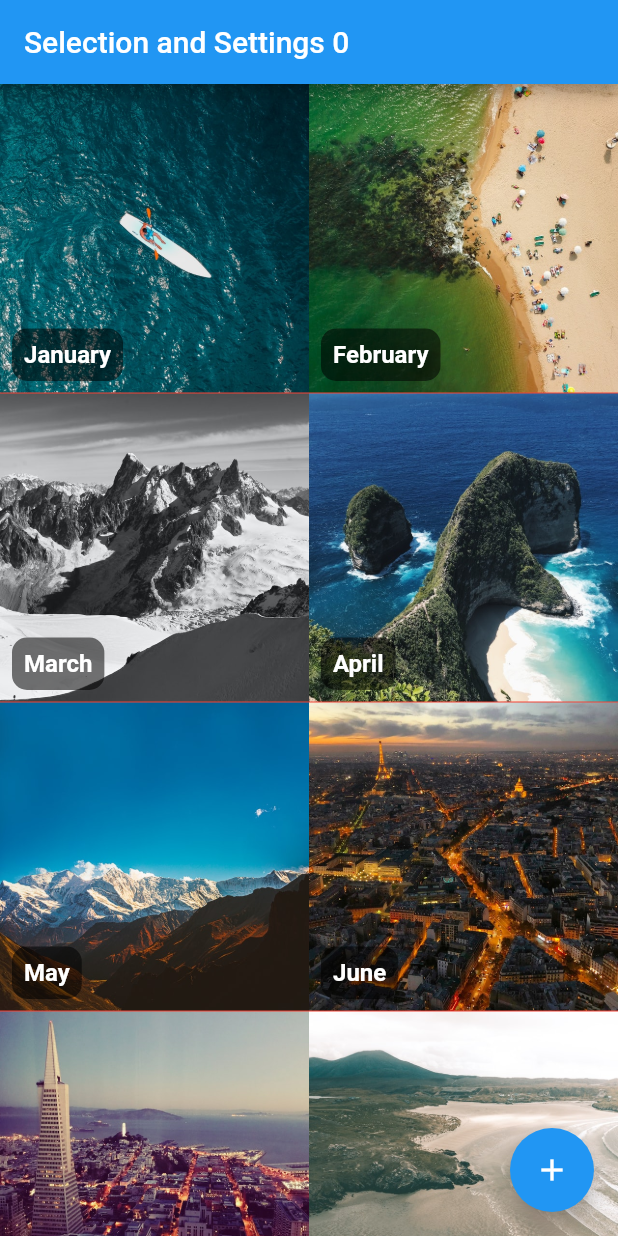
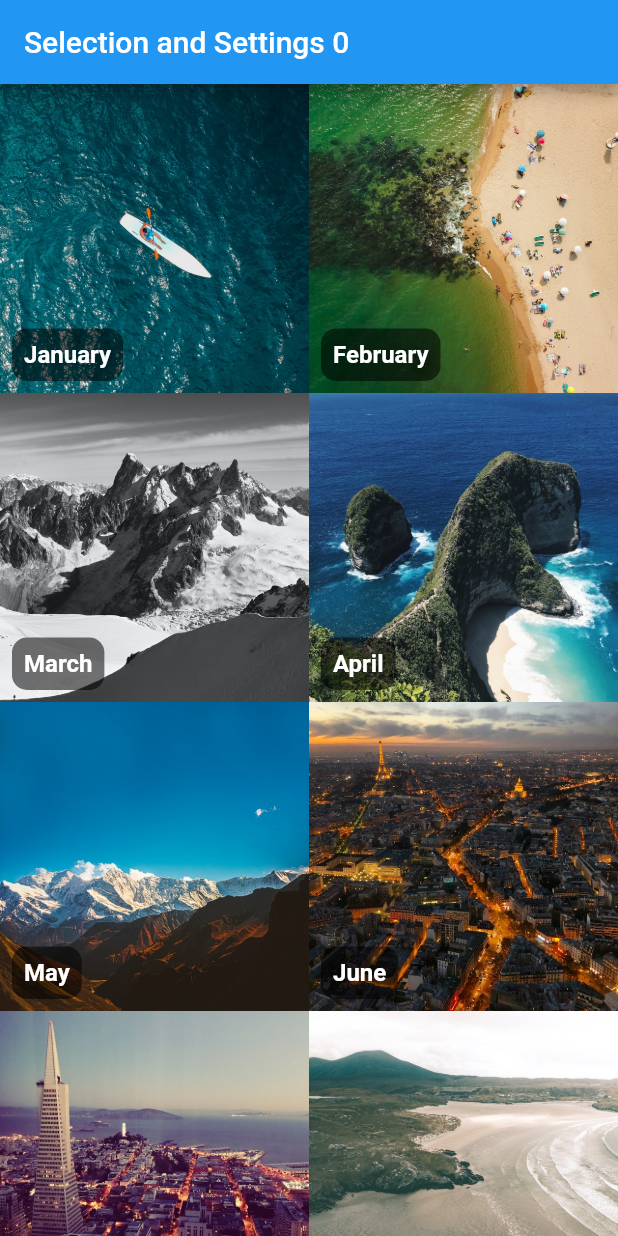
Before and after one commit to ramgendeploy/flutterCrashGuides, a Flutter app: the screen it shows after launch, on a phone screen of 412 x 824 dp. Run offline on Flutter 3.47's test engine with Material 2 defaults, Android fonts, the phone set to English and light mode, and no system bars.

Commit message:
cleaning code that is not used

```diff
--- a/selectionAndSettingsApp/lib/Home.dart
+++ b/selectionAndSettingsApp/lib/Home.dart
@@ -26,7 +26,7 @@ class _HomeState extends State<Home> {
       body: GridView.count(
         crossAxisCount: 2,
         children: <Widget>[
-          for (var i = 0; i < months.length; i++)
+          for (int i = 0; i < months.length; i++)
             MonthOption(
               months[i]['month'] as String,
               img: months[i]['img'] as String,
@@ -34,11 +34,6 @@ class _HomeState extends State<Home> {
               selected: i + 1 == optionSelected,
             )
         ],
-      ),
-      floatingActionButton: FloatingActionButton(
-        onPressed: () {},
-        tooltip: 'Increment',
-        child: const Icon(Icons.add),
       ),
     );
   }
@@ -65,16 +60,14 @@ class MonthOption extends StatelessWidget {
       image: AssetImage(img),
       child: InkWell(
         onTap: onTap,
-        child: Stack(
-          children: <Widget>[
-            Align(
+        child: Align(
           alignment: Alignment.bottomCenter,
           child: AnimatedContainer(
             duration: const Duration(milliseconds: 300),
             decoration: BoxDecoration(
               border: Border(
                 bottom: BorderSide(
-                      color: Colors.red,
+                  color: selected ?? false ? Colors.red : Colors.transparent,
                   width: selected ?? false ? 5 : 0,
                 ),
               ),
@@ -101,8 +94,6 @@ class MonthOption extends StatelessWidget {
             ]),
           ),
         ),
-          ],
-        ),
       ),
     );
   }
```
Lines whose indentation alone changed are shown as unchanged.
